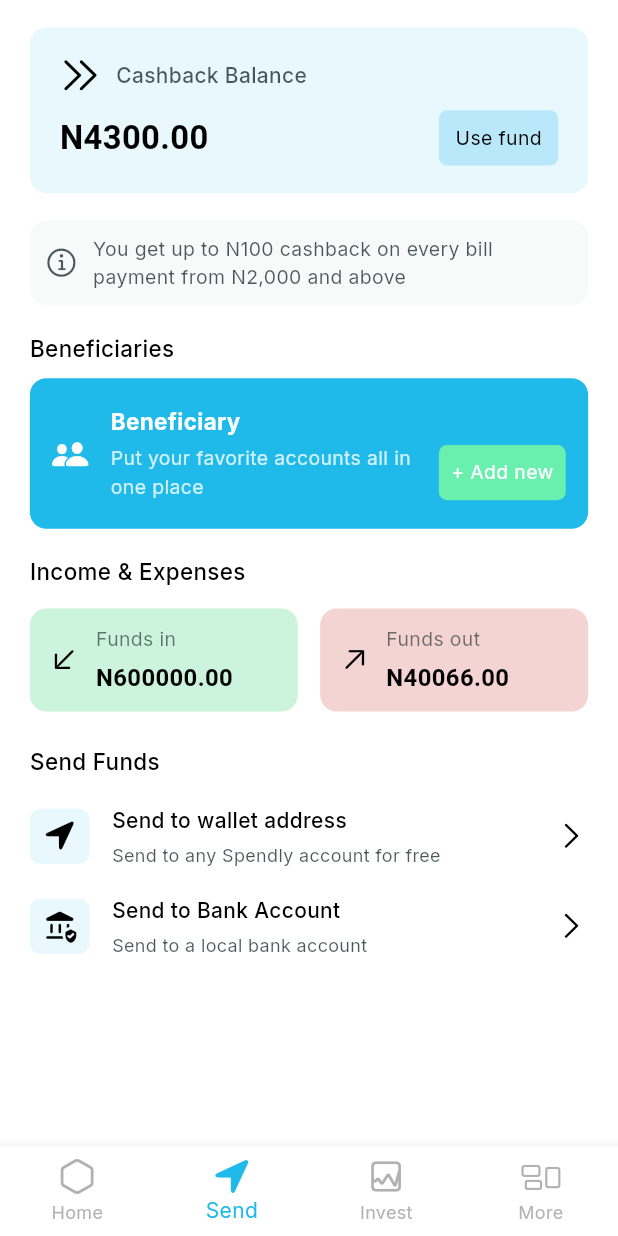
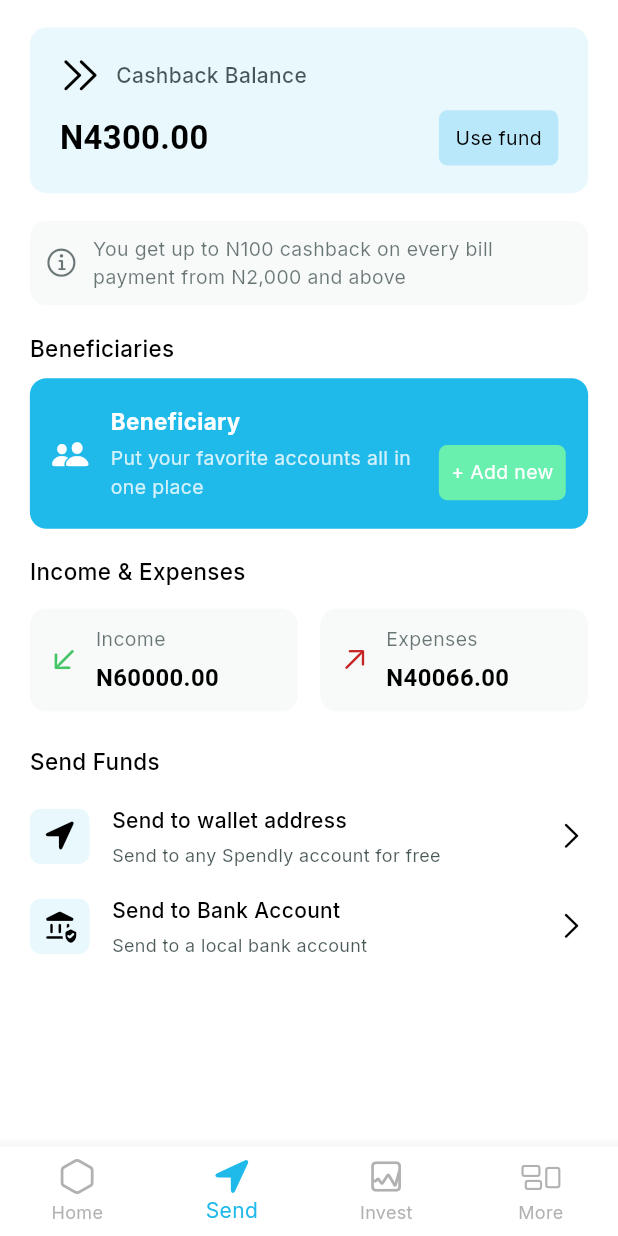
Before and after one commit to seniorman-dev/Spendly, a Flutter app: the screen it shows once a user with an empty profile is signed in, item 2 of the bottom bar chosen, on a phone screen of 412 x 824 dp. Run offline on Flutter 3.47's test engine with Material 3 defaults, Android fonts, the phone set to English and light mode, and no system bars; our stand-ins replace cloud_firestore, country_code_picker, dio, firebase_auth, firebase_core, firebase_messaging and 10 more; accounts and stored records are empty; Roboto replaces fonts that are missing (Atma).

Commit message:
modified:   lib/views/home/screen/home_screen.dart 	modified:   lib/views/invest/screen/investment.dart 	new file:   lib/views/invest/widget/portfolio/portfolio_display.dart 	new file:   lib/views/invest/widget/portfolio/portfolio_empty_state.dart 	modified:   lib/views/send/screen/send_page.dart 	modified:   lib/views/send/widget/income_expense/income_expense.dart

```diff
--- a/lib/views/home/screen/home_screen.dart
+++ b/lib/views/home/screen/home_screen.dart
@@ -106,7 +106,7 @@ class HomePage extends StatelessWidget {
 
                             },
                             child: Text(
-                              'See more >',
+                              'See more',
                               style: GoogleFonts.inter(
                                 color: AppColor.lightNormalGreen,
                                 fontSize: 15.sp,
--- a/lib/views/send/screen/send_page.dart
+++ b/lib/views/send/screen/send_page.dart
@@ -49,14 +49,14 @@ class SendPage extends StatelessWidget {
                       Icon(
                         CupertinoIcons.info_circle,
                         size: 24.r,
-                        color: AppColor.darkGreyColor,
+                        color: AppColor.textGreyColor,
                       ),
                       SizedBox(width: 10.w,),
                       Expanded(
                         child: Text(
                           'You get up to N100 cashback on every bill payment from N2,000 and above',
                           style: GoogleFonts.inter(
-                            color: AppColor.darkGreyColor, //.withOpacity(0.2),
+                            color: AppColor.textGreyColor, //.withOpacity(0.2),
                             fontSize: 13.sp,
                             fontWeight: FontWeight.w400
                           ),
--- a/lib/views/send/widget/income_expense/income_expense.dart
+++ b/lib/views/send/widget/income_expense/income_expense.dart
@@ -22,15 +22,15 @@ class IncomeAndExpenseWidget extends StatelessWidget {
         children: [
           //INCOME WIDGET
           Expanded(
-            child: GestureDetector(
+            child: InkWell(
               onTap: () {},
               child: Container(
                 alignment: Alignment.center,
                 //height: 55.h,
                 padding: EdgeInsets.symmetric(horizontal: 12.w, vertical: 12.h),
                 decoration: BoxDecoration(
-                  //color: AppColor.mainColor.withOpacity(0.1),
-                  color: AppColor.normalGreen.withOpacity(0.2),
+                  //color: AppColor.normalGreen.withOpacity(0.2),
+                  color: AppColor.greyColor,
                   borderRadius: BorderRadius.circular(12.r),
                 ),
                 child: Row(
@@ -38,7 +38,7 @@ class IncomeAndExpenseWidget extends StatelessWidget {
                   children: [
                     Icon(
                       CupertinoIcons.arrow_down_left,
-                      color: AppColor.blackColor,
+                      color: AppColor.darkGreenColor,
                       size: 24.r,
                     ),
                     SizedBox(width: 10.w,),
@@ -48,7 +48,7 @@ class IncomeAndExpenseWidget extends StatelessWidget {
                         mainAxisAlignment: MainAxisAlignment.center,
                         children: [
                           Text(
-                            "Funds in",
+                            "Income",
                             style: GoogleFonts.inter(
                               color: AppColor.textGreyColor,
                               fontSize: 13.sp,
@@ -58,7 +58,7 @@ class IncomeAndExpenseWidget extends StatelessWidget {
                           ),
                           SizedBox(height: 5.h,),
                           Text(
-                            "N600000.00",
+                            "N60000.00",
                             style: GoogleFonts.atma(
                               color: AppColor.blackColor,
                               fontSize: 16.sp,
@@ -80,14 +80,15 @@ class IncomeAndExpenseWidget extends StatelessWidget {
 
           //Expense Widget
           Expanded(
-            child: GestureDetector(
+            child: InkWell(
               onTap: () {},
               child: Container(
                 alignment: Alignment.center,
                 //height: 55.h,
                 padding: EdgeInsets.symmetric(horizontal: 12.w, vertical: 12.h),
                 decoration: BoxDecoration(
-                  color: AppColor.redColor.withOpacity(0.2),
+                  //color: AppColor.redColor.withOpacity(0.2),
+                  color: AppColor.greyColor,
                   borderRadius: BorderRadius.circular(12.r),
                 ),
                 child: Row(
@@ -95,7 +96,7 @@ class IncomeAndExpenseWidget extends StatelessWidget {
                   children: [
                     Icon(
                       CupertinoIcons.arrow_up_right,
-                      color: AppColor.blackColor,
+                      color: AppColor.redColor,
                       size: 24.r,
                     ),
                     SizedBox(width: 10.w,),
@@ -105,7 +106,7 @@ class IncomeAndExpenseWidget extends StatelessWidget {
                         //mainAxisAlignment: MainAxisAlignment.center,
                         children: [
                           Text(
-                            "Funds out",
+                            "Expenses",
                             style: GoogleFonts.inter(
                               color: AppColor.textGreyColor,
                               fontSize: 13.sp,
```
Also changed, not shown: lib/views/invest/screen/investment.dart (+18 -12 lines), lib/views/invest/widget/portfolio/portfolio_display.dart (added, +28 -0 lines), lib/views/invest/widget/portfolio/portfolio_empty_state.dart (added, +23 -0 lines).
